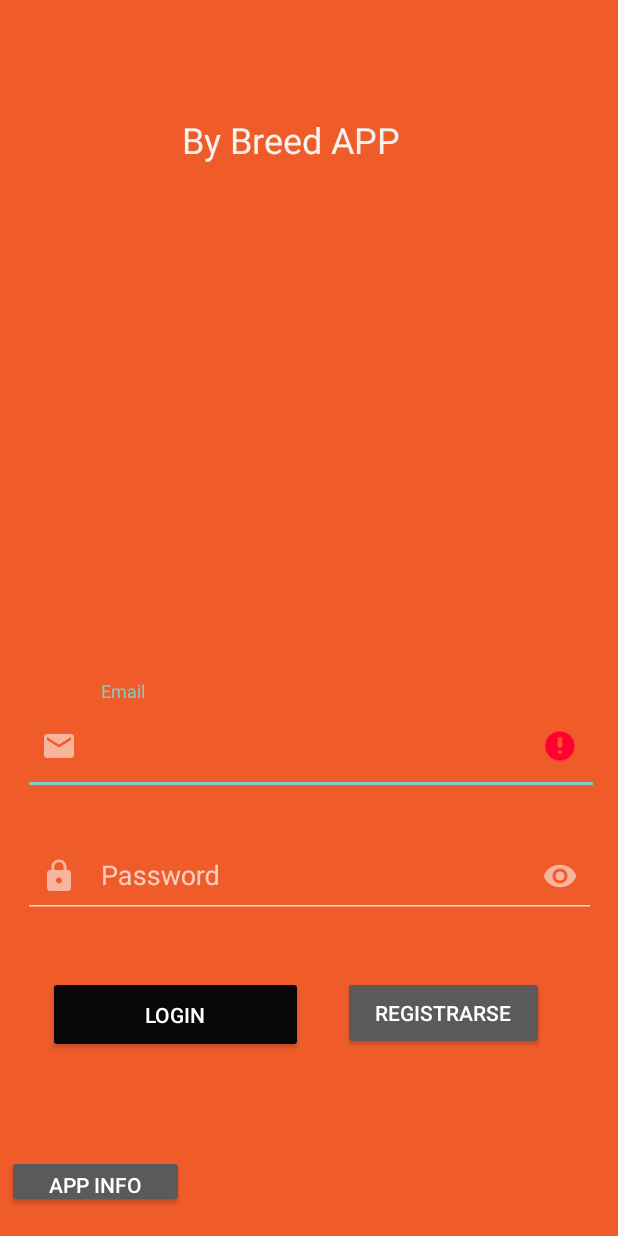
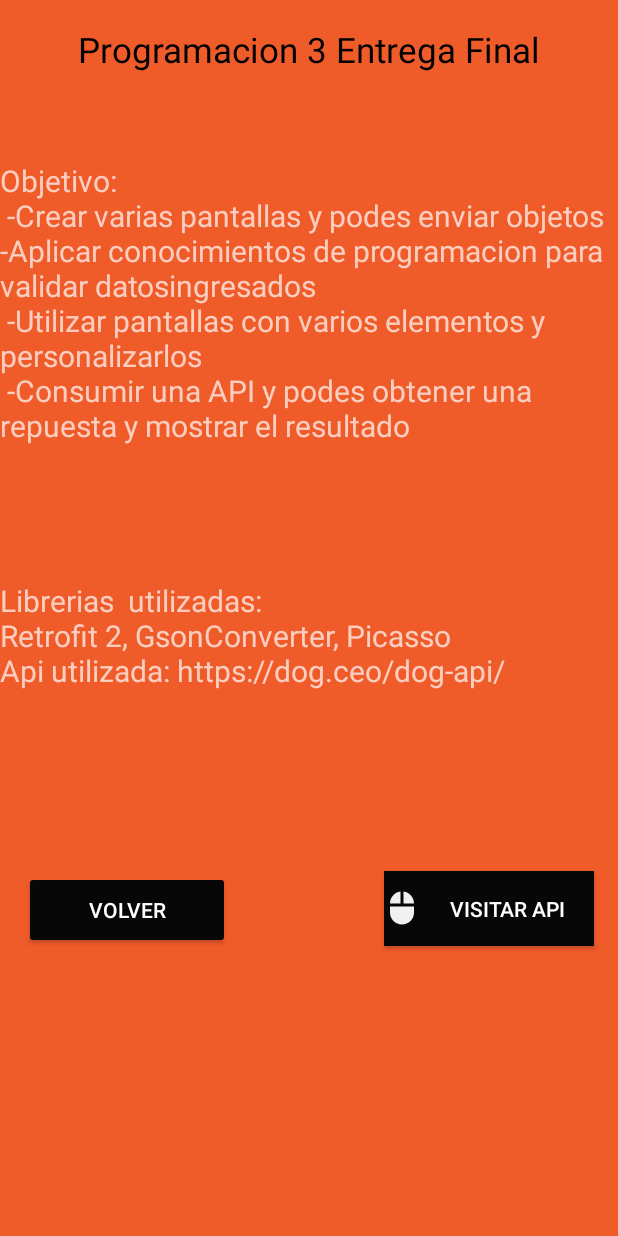
Before and after one commit to pc250282/ProyectoAndroidStudio, an Android app: the screen it shows after launch (MainActivity before the commit, App_info after it), after a tap on "APP INFO", on a phone screen of 412 x 824 dp. Run offline under Robolectric (Android 15) with nearby library versions, the phone set to English and light mode, and no system bars; pictures from the network do not load; 2 other taps on this screen came first.

Commit message:
Entrega Final

```diff
--- a/app/src/main/java/com/example/proyectologin/ApiService.kt
+++ b/app/src/main/java/com/example/proyectologin/ApiService.kt
@@ -5,6 +5,7 @@ import retrofit2.Response
 import retrofit2.http.GET
 import retrofit2.http.Url
 
+//Esta interfaz tiene el metodo para poder consumir la API, recibe la url y nos devuelve la respuesta
 interface APIService {
     @GET
     suspend fun getDogsByBreeds(@Url url:String):Response<DogsResponse>
--- /dev/null
+++ b/app/src/main/java/com/example/proyectologin/App_info.kt
@@ -0,0 +1,47 @@
+package com.example.proyectologin
+
+import android.content.Intent
+import android.content.Intent.ACTION_VIEW
+import android.net.Uri
+import androidx.appcompat.app.AppCompatActivity
+import android.os.Bundle
+import android.view.View.inflate
+import com.example.proyectologin.databinding.ActivityAppInfoBinding
+import java.net.URI
+
+
+class App_info : AppCompatActivity() {
+    private lateinit var binding: ActivityAppInfoBinding
+    var mensaje:String="Objetivo:\n -Crear varias pantallas y podes enviar objetos\n" +
+            "-Aplicar conocimientos de programacion para validar datosingresados\n" +
+            " -Utilizar pantallas con varios elementos y personalizarlos\n" +
+            " -Consumir una API y podes obtener una repuesta y mostrar el resultado\n\n\n\n\n" +
+            "Librerias  utilizadas: \n" +
+            "Retrofit 2, GsonConverter, Picasso\n" +
+            "Api utilizada: https://dog.ceo/dog-api/\n\n\n\n\n\n\n"
+
+    override fun onCreate(savedInstanceState: Bundle?) {
+        super.onCreate(savedInstanceState)
+        setContentView(R.layout.activity_app_info)
+
+        binding=ActivityAppInfoBinding.inflate(layoutInflater)
+        setContentView(binding.root)
+
+        binding.txtAppInfo.setText(mensaje)
+
+
+        //Boton para ir a la URL de la api
+        binding.btnVisitarApi.setOnClickListener{
+            var url:String="https://dog.ceo/api/"
+            var intent = Intent()
+            intent.setAction(ACTION_VIEW)
+            intent.setData(Uri.parse(url))
+            startActivity(intent)
+        }
+
+        //Vuelvo al incio destruyo activity
+        binding.btnVolverInicio.setOnClickListener{
+            finish()
+        }
+    }
+}
--- a/app/src/main/java/com/example/proyectologin/DogViewHolder.kt
+++ b/app/src/main/java/com/example/proyectologin/DogViewHolder.kt
@@ -5,10 +5,13 @@ import androidx.recyclerview.widget.RecyclerView
 import com.example.proyectologin.databinding.ItemDogBinding
 import com.squareup.picasso.Picasso
 
+//Recibe la view que vamos a llenar con las imagenes
 class DogViewHolder(view:View):RecyclerView.ViewHolder(view) {
 
     private val binding= ItemDogBinding.bind(view)
 
+    /*Esto es por cada celda que vamos a mostrar en el recyclerview y con picasso convertimos
+    el string en la imagen*/
     fun bind(image:String){
         Picasso.get().load(image).into(binding.ivDog)
     binding.ivDog
--- a/app/src/main/java/com/example/proyectologin/DogsAdapter.kt
+++ b/app/src/main/java/com/example/proyectologin/DogsAdapter.kt
@@ -5,14 +5,18 @@ import android.view.ViewGroup
 import androidx.recyclerview.widget.RecyclerView
 
 
+//Creamos un adaptador que va recibe una lista de strings
 class DogsAdapter(val images:List<String>):RecyclerView.Adapter<DogViewHolder>() {
 
+    //La imagen que va a mostrar del layout item_dog
     override fun onCreateViewHolder(parent: ViewGroup, viewType: Int): DogViewHolder {
        val layoutInflater:LayoutInflater= LayoutInflater.from(parent.context)
         return DogViewHolder(layoutInflater.inflate(R.layout.item_dog,parent,false))
     }
+    //Tamaño de imagen
     override fun getItemCount(): Int =images.size
 
+    //Posicion de la imagen
     override fun onBindViewHolder(holder: DogViewHolder, position: Int) {
         val item=images[position]
         holder.bind(item)
--- a/app/src/main/java/com/example/proyectologin/DogsResponse.kt
+++ b/app/src/main/java/com/example/proyectologin/DogsResponse.kt
@@ -2,5 +2,9 @@ package com.example.proyectologin
 
 import com.google.gson.annotations.SerializedName
 
+/*Modelo de datos obtenido de la documentacion de la API, nos devuelve un campo status="success"
+y una listra de strings y con serialized puedo el "message" obtenido mapearlo en la variable images */
+
+
 data class DogsResponse (@SerializedName("status") var status:String,
                          @SerializedName("message") var images: List<String>)
--- a/app/src/main/java/com/example/proyectologin/MainActivity.kt
+++ b/app/src/main/java/com/example/proyectologin/MainActivity.kt
@@ -60,7 +60,8 @@ class MainActivity : AppCompatActivity() {
     }
 
     fun mostrarInfoApp(){
-        binding.imgPrincipal.isVisible=false
+        var appInfo=Intent(this, App_info::class.java)
+        startActivity(appInfo)
     }
 
 
--- a/app/src/main/java/com/example/proyectologin/item_dog.kt
+++ b/app/src/main/java/com/example/proyectologin/item_dog.kt
@@ -4,6 +4,7 @@ import androidx.appcompat.app.AppCompatActivity
 import android.os.Bundle
 
 class item_dog : AppCompatActivity() {
+
     override fun onCreate(savedInstanceState: Bundle?) {
         super.onCreate(savedInstanceState)
         setContentView(R.layout.item_dog)
--- a/app/src/main/java/com/example/proyectologin/utilidad_busca_raza.kt
+++ b/app/src/main/java/com/example/proyectologin/utilidad_busca_raza.kt
@@ -36,6 +36,8 @@ class utilidad_busca_raza : AppCompatActivity(),SearchView.OnQueryTextListener {
 
     }
 
+    /*Creamos el recyclerview para visualizar las imagenes de la repuesta el adapter va tener un listado
+    de imagenes es mutable para poder reiniciar la vista en una nueva busqueda*/
     private fun initRecyclerView() {
     adapter= DogsAdapter(dogImages)
         binding.rvDogs.layoutManager=LinearLayoutManager(this)
@@ -43,7 +45,7 @@ class utilidad_busca_raza : AppCompatActivity(),SearchView.OnQueryTextListener {
 
     }
 
-    //Intanciamos retrofit
+    //Intanciamos retrofit, configuramos la URL base y construimos el json con GsonConverter
     private fun getRetrofit(): Retrofit {
         return Retrofit.Builder()
             .baseUrl("https://dog.ceo/api/breed/")
@@ -51,14 +53,18 @@ class utilidad_busca_raza : AppCompatActivity(),SearchView.OnQueryTextListener {
             .build()
     }
 
-//funcion para buscar
+/*funcion para buscar por nombre de raza utilizando corrutinas para poder trabajar en un hilo secundario
+para mejor rendimiento mientras esperamos la repuesta de internet
+ */
     private fun searchByName(query: String) {
         CoroutineScope(Dispatchers.IO).launch {
+            //Obtenemos la repuesta que esta dentro del body, si la repuesta es correcta agregamos los items a la lista
             val call:Response<DogsResponse> = getRetrofit().create(APIService::class.java).getDogsByBreeds("$query/images")
             val puppies:DogsResponse? = call.body()
             runOnUiThread{
                 if(call.isSuccessful){
-                val images: List<String> = puppies?.images ?: emptyList()
+                //Si es nulo tenemos una lista vacia
+                    val images: List<String> = puppies?.images ?: emptyList()
                     dogImages.clear()
                     dogImages.addAll(images)
                     adapter.notifyDataSetChanged()
@@ -71,6 +77,7 @@ class utilidad_busca_raza : AppCompatActivity(),SearchView.OnQueryTextListener {
         }
     }
 
+    //Funcion que muestra el error ante la no  de la Api
     private fun mostrarError(){
         Toast.makeText(this,"Ha ocurrido un error",Toast.LENGTH_SHORT).show()
     }
@@ -82,6 +89,7 @@ class utilidad_busca_raza : AppCompatActivity(),SearchView.OnQueryTextListener {
         return true
     }
 
+
     override fun onQueryTextChange(newText: String?): Boolean {
         return true
     }
--- /dev/null
+++ b/app/src/main/res/drawable/ic_mouse.xml
@@ -0,0 +1,5 @@
+<vector android:height="24dp" android:tint="#F1EFEF"
+    android:viewportHeight="24" android:viewportWidth="24"
+    android:width="24dp" xmlns:android="http://schemas.android.com/apk/res/android">
+    <path android:fillColor="@android:color/white" android:pathData="M13,1.07L13,9h7c0,-4.08 -3.05,-7.44 -7,-7.93zM4,15c0,4.42 3.58,8 8,8s8,-3.58 8,-8v-4L4,11v4zM11,1.07C7.05,1.56 4,4.92 4,9h7L11,1.07z"/>
+</vector>
--- /dev/null
+++ b/app/src/main/res/layout/activity_app_info.xml
@@ -0,0 +1,64 @@
+<?xml version="1.0" encoding="utf-8"?>
+<androidx.constraintlayout.widget.ConstraintLayout xmlns:android="http://schemas.android.com/apk/res/android"
+    xmlns:app="http://schemas.android.com/apk/res-auto"
+    xmlns:tools="http://schemas.android.com/tools"
+    android:layout_width="match_parent"
+    android:background="#F05B2A"
+    android:layout_height="match_parent"
+    tools:context=".App_info">
+
+    <Button
+        android:id="@+id/btnVolverInicio"
+        android:layout_width="137dp"
+        android:layout_height="52dp"
+        android:backgroundTint="#070707"
+        android:text="Volver"
+        app:layout_constraintBottom_toBottomOf="parent"
+        app:layout_constraintEnd_toEndOf="parent"
+        app:layout_constraintHorizontal_bias="0.058"
+        app:layout_constraintStart_toStartOf="parent"
+        app:layout_constraintTop_toTopOf="parent"
+        app:layout_constraintVertical_bias="0.752" />
+
+    <Button
+        android:id="@+id/btnVisitarApi"
+        android:layout_width="140dp"
+        android:layout_height="50dp"
+        android:background="@color/white"
+        android:backgroundTint="#070707"
+        android:drawableStart="@drawable/ic_mouse"
+        android:text="Visitar API"
+        app:layout_constraintBottom_toBottomOf="parent"
+        app:layout_constraintEnd_toEndOf="parent"
+        app:layout_constraintHorizontal_bias="0.94"
+        app:layout_constraintStart_toStartOf="parent"
+        app:layout_constraintTop_toTopOf="parent"
+        app:layout_constraintVertical_bias="0.75" />
+
+    <TextView
+        android:id="@+id/txtAppInfo"
+        android:layout_width="wrap_content"
+        android:layout_height="wrap_content"
+        android:text="TextView"
+        android:textSize="20dp"
+        app:layout_constraintBottom_toBottomOf="parent"
+        app:layout_constraintEnd_toEndOf="parent"
+        app:layout_constraintHorizontal_bias="0.145"
+        app:layout_constraintStart_toStartOf="parent"
+        app:layout_constraintTop_toTopOf="parent"
+        app:layout_constraintVertical_bias="0.348" />
+
+    <TextView
+        android:id="@+id/txtBievenida"
+        android:layout_width="wrap_content"
+        android:layout_height="wrap_content"
+        android:text="Programacion 3 Entrega Final"
+        android:textColor="@color/black"
+        android:textSize="23dp"
+        app:layout_constraintBottom_toBottomOf="parent"
+        app:layout_constraintEnd_toEndOf="parent"
+        app:layout_constraintStart_toStartOf="parent"
+        app:layout_constraintTop_toTopOf="parent"
+        app:layout_constraintVertical_bias="0.022" />
+
+</androidx.constraintlayout.widget.ConstraintLayout>
--- a/app/src/main/res/layout/activity_mostrar_datos_persona.xml
+++ b/app/src/main/res/layout/activity_mostrar_datos_persona.xml
@@ -102,6 +102,7 @@
         android:layout_width="147dp"
         android:layout_height="66dp"
         android:text="GUARDAR"
+        android:background="#F05B2A"
         app:layout_constraintBottom_toBottomOf="parent"
         app:layout_constraintEnd_toEndOf="parent"
         app:layout_constraintHorizontal_bias="0.498"
--- a/app/src/main/res/layout/activity_registro_datos.xml
+++ b/app/src/main/res/layout/activity_registro_datos.xml
@@ -152,6 +152,7 @@
         android:layout_width="132dp"
         android:layout_height="53dp"
         android:text="GUARDAR"
+        android:background="#F05B2A"
         app:layout_constraintBottom_toBottomOf="parent"
         app:layout_constraintEnd_toEndOf="parent"
         app:layout_constraintHorizontal_bias="0.387"
--- a/app/src/main/res/layout/activity_segunda.xml
+++ b/app/src/main/res/layout/activity_segunda.xml
@@ -40,6 +40,7 @@
         android:layout_width="170dp"
         android:layout_height="60dp"
         android:text="BUSCAR RAZA"
+        android:background="#F05B2A"
         app:layout_constraintBottom_toBottomOf="parent"
         app:layout_constraintEnd_toEndOf="parent"
         app:layout_constraintHorizontal_bias="0.866"
--- a/app/src/main/res/layout/activity_utilidad_busca_raza.xml
+++ b/app/src/main/res/layout/activity_utilidad_busca_raza.xml
@@ -34,7 +34,8 @@
         android:layout_width="wrap_content"
         android:layout_height="wrap_content"
         android:layout_marginTop="16dp"
-        android:text="Ingresa una raza de perro"
+        android:textColor="#F05B2A"
+        android:text="Escribe una raza de perro en ingles"
         app:layout_constraintEnd_toEndOf="parent"
         app:layout_constraintHorizontal_bias="0.498"
         app:layout_constraintStart_toStartOf="parent"
```
Also changed, not shown: app/src/main/AndroidManifest.xml (+7 -0 lines).
